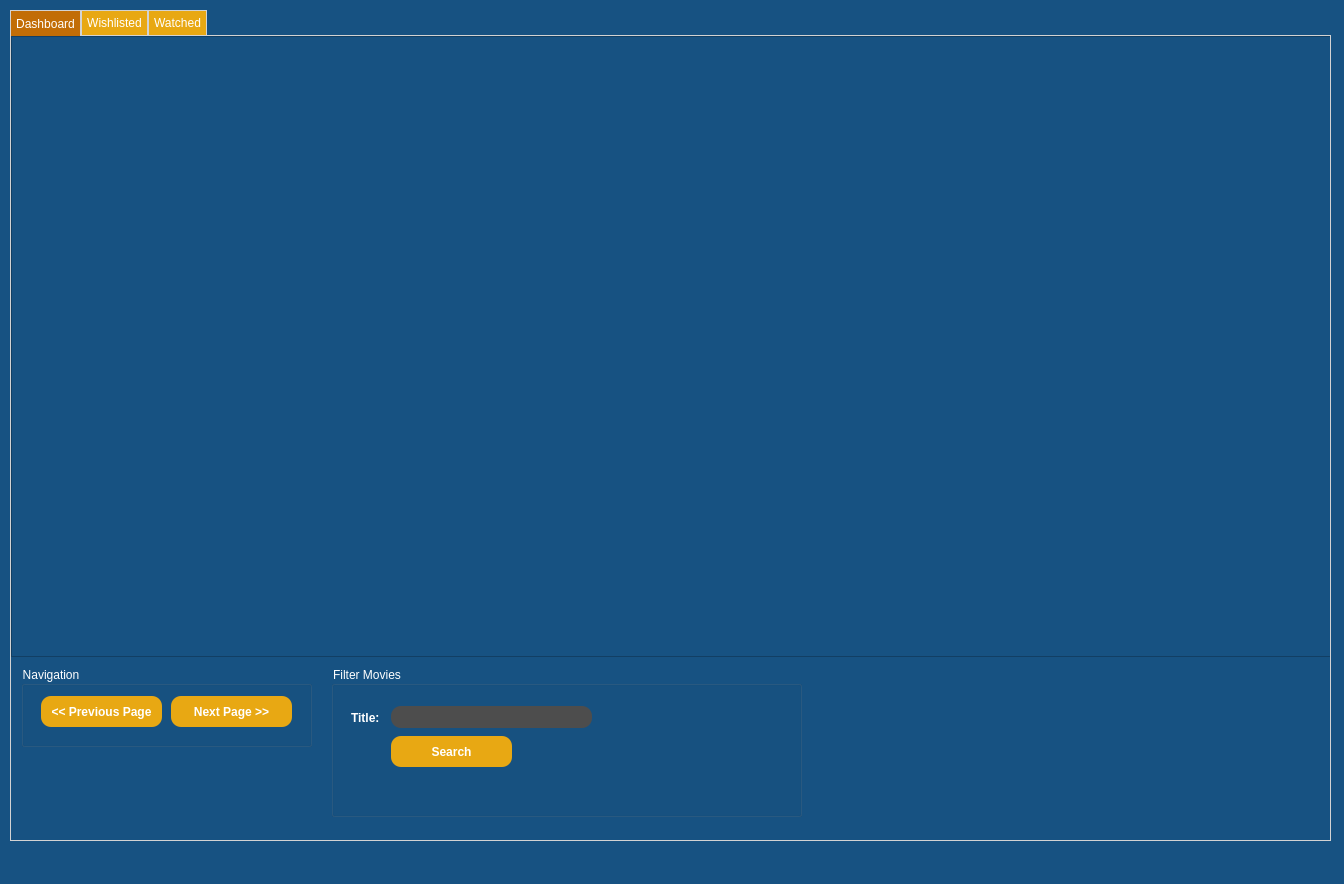
Before: the Qt Designer form MoviePlatformApp/MoviePlatformApp/MovieDashboard.ui in TudiMoldoveanu/MovieRecomendationApp, drawn with Qt 5.
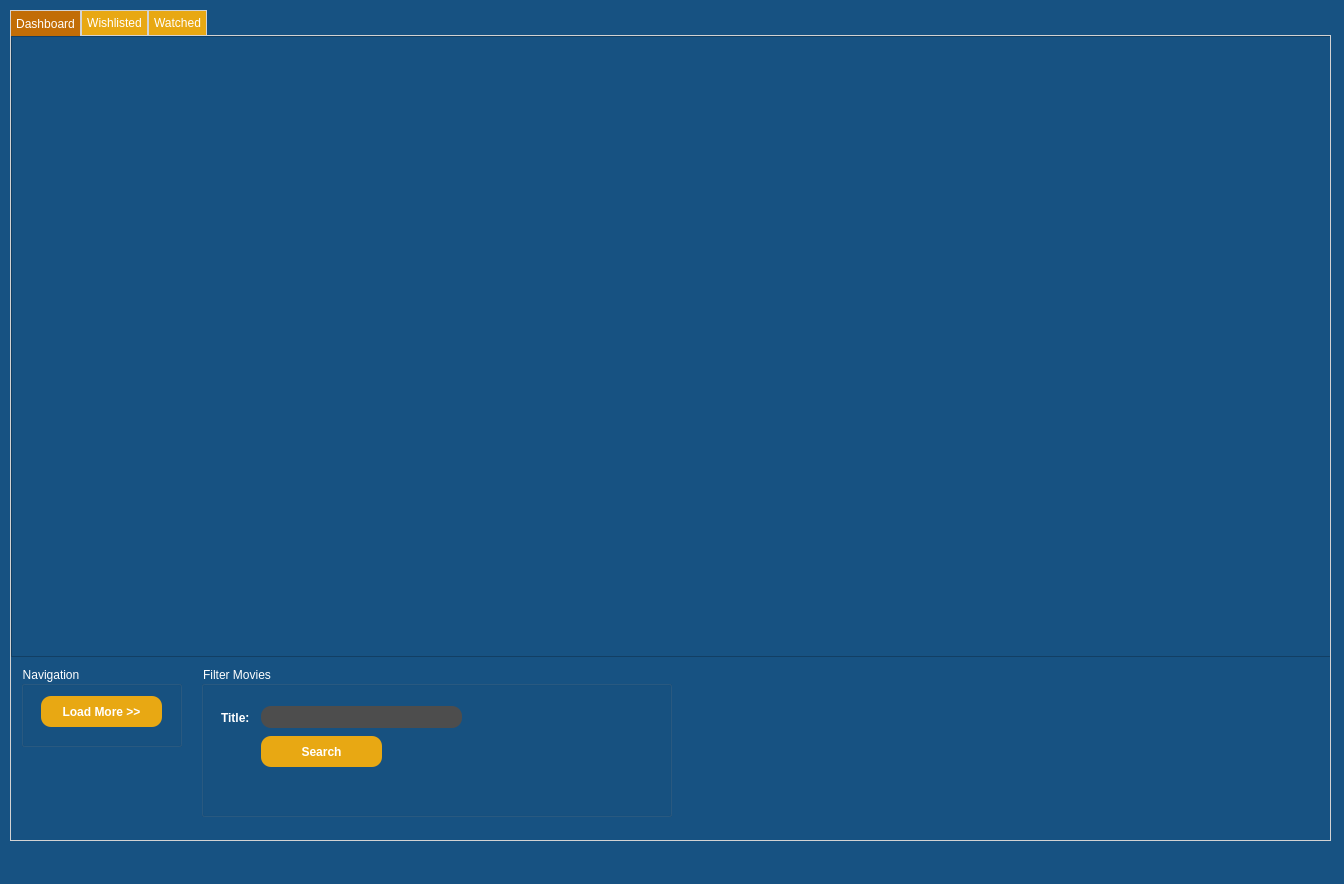
After: the same form once the commit is applied. Icons and pictures are not drawn.

Commit message: Improved the insert of .csv file into the database by using insert_range function and added seed for random movies in the PreferencesPage.

What changed in the file:
```diff
--- a/MoviePlatformApp/MoviePlatformApp/MovieDashboard.ui
+++ b/MoviePlatformApp/MoviePlatformApp/MovieDashboard.ui
@@ -215,7 +215,7 @@
      <widget class="QGroupBox" name="groupBox">
       <property name="geometry">
        <rect>
-        <x>320</x>
+        <x>190</x>
         <y>630</y>
         <width>471</width>
         <height>151</height>
@@ -266,27 +266,14 @@
        <rect>
         <x>10</x>
         <y>630</y>
-        <width>291</width>
+        <width>161</width>
         <height>81</height>
        </rect>
       </property>
       <property name="title">
        <string>Navigation</string>
       </property>
-      <widget class="QPushButton" name="nextPage">
-       <property name="geometry">
-        <rect>
-         <x>150</x>
-         <y>30</y>
-         <width>121</width>
-         <height>31</height>
-        </rect>
-       </property>
-       <property name="text">
-        <string>Next Page &gt;&gt;</string>
-       </property>
-      </widget>
-      <widget class="QPushButton" name="previousPage">
+      <widget class="QPushButton" name="loadMore">
        <property name="geometry">
         <rect>
          <x>20</x>
@@ -296,7 +283,7 @@
         </rect>
        </property>
        <property name="text">
-        <string>&lt;&lt; Previous Page</string>
+        <string>Load More &gt;&gt;</string>
        </property>
       </widget>
      </widget>
```
Left out of the diff: 2 changed lines with no effect on the pictures. The commit also changes 4 other files.
